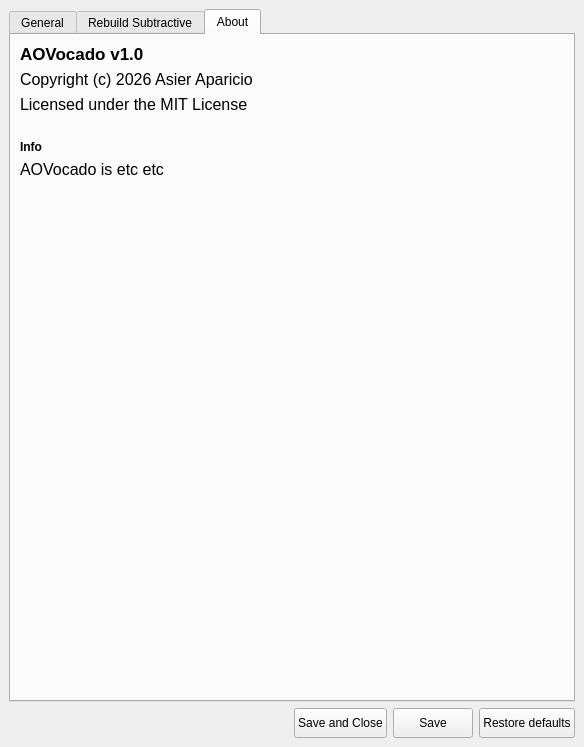
Qt form AOVocado/ui_files/preferencesUI.ui (asier-ae/AOVocado) before a commit.
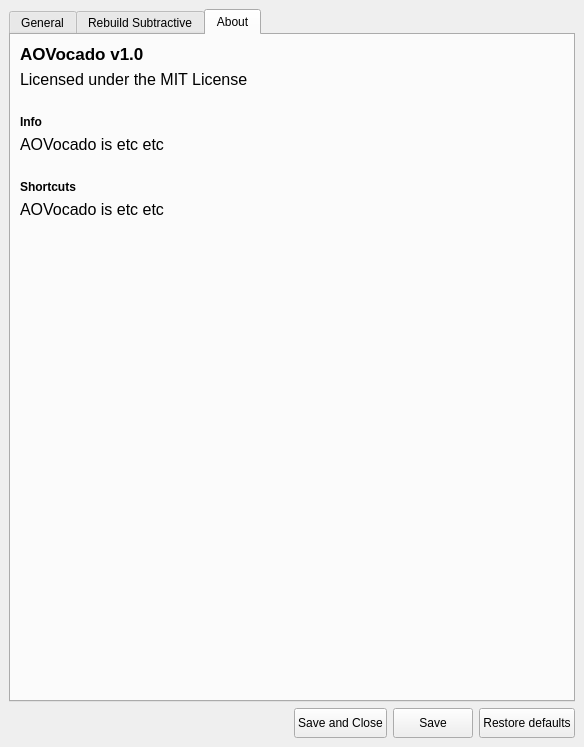
The same form after that commit. The open tabs and pages were chosen to show the change.

Commit message: changed text in about tab

Patch:
```diff
--- a/AOVocado/ui_files/preferencesUI.ui
+++ b/AOVocado/ui_files/preferencesUI.ui
@@ -1813,18 +1813,6 @@
           </property>
          </widget>
         </item>
-        <item>
-         <widget class="QLabel" name="label_3">
-          <property name="font">
-           <font>
-            <pointsize>12</pointsize>
-           </font>
-          </property>
-          <property name="text">
-           <string>Copyright (c) 2026 Asier Aparicio </string>
-          </property>
-         </widget>
-        </item>
         <item>
          <widget class="QLabel" name="label_6">
           <property name="font">
@@ -1865,8 +1853,48 @@
           </property>
          </widget>
         </item>
+        <item>
+         <widget class="QLabel" name="lb_info_text">
+          <property name="font">
+           <font>
+            <pointsize>12</pointsize>
+           </font>
+          </property>
+          <property name="text">
+           <string>AOVocado is etc etc</string>
+          </property>
+         </widget>
+        </item>
+        <item>
+         <spacer name="verticalSpacer_3">
+          <property name="orientation">
+           <enum>Qt::Vertical</enum>
+          </property>
+          <property name="sizeType">
+           <enum>QSizePolicy::Fixed</enum>
+          </property>
+          <property name="sizeHint" stdset="0">
+           <size>
+            <width>20</width>
+            <height>20</height>
+           </size>
+          </property>
+         </spacer>
+        </item>
         <item>
          <widget class="QLabel" name="label_8">
+          <property name="font">
+           <font>
+            <bold>true</bold>
+           </font>
+          </property>
+          <property name="text">
+           <string>Shortcuts</string>
+          </property>
+         </widget>
+        </item>
+        <item>
+         <widget class="QLabel" name="lb_shortcuts_text">
           <property name="font">
            <font>
             <pointsize>12</pointsize>
```
Left out of the diff: 18 changed lines with no effect on the pictures. The commit also changes 3 other files.
